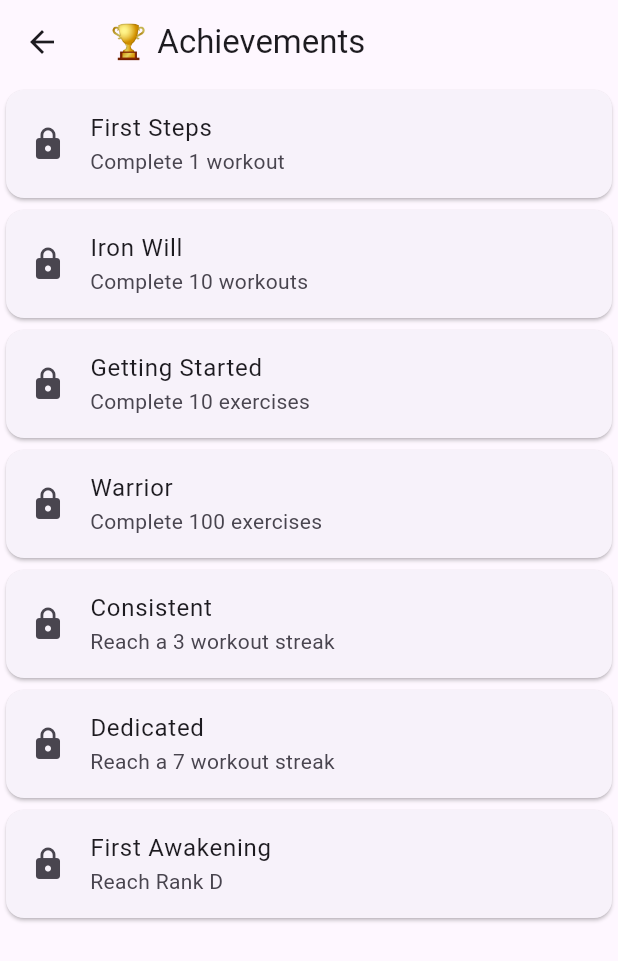
After one commit to vraj24713-sketch/system-awakening, a Flutter app: the screen it shows after launch, after a tap on the "emoji events" icon, on a phone screen of 412 x 824 dp. The commit adds this screen. Shown: the top 961 px of the screen. Run offline on Flutter 3.47's test engine with Material 3 defaults, Android fonts, the phone set to English and light mode, and no system bars; our stand-ins replace flutter_riverpod, shared_preferences.

Commit message:
Added achievements system

```diff
--- /dev/null
+++ b/lib/models/achievement.dart
@@ -0,0 +1,11 @@
+class Achievement {
+  final String title;
+  final String description;
+  final bool unlocked;
+
+  Achievement({
+    required this.title,
+    required this.description,
+    required this.unlocked,
+  });
+}
--- a/lib/providers/xp_provider.dart
+++ b/lib/providers/xp_provider.dart
@@ -1,7 +1,15 @@
 import 'package:flutter_riverpod/flutter_riverpod.dart';
+
+import '../services/save_service.dart';
 
 final xpProvider = StateProvider<int>((ref) {
   return 0;
+});
+
+final xpLoaderProvider = FutureProvider<void>((ref) async {
+  final xp = await SaveService.loadXp();
+
+  ref.read(xpProvider.notifier).state = xp;
 });
 
 const rankThresholds = {
--- /dev/null
+++ b/lib/screens/achievement_screen.dart
@@ -0,0 +1,72 @@
+import 'package:flutter/material.dart';
+import 'package:flutter_riverpod/flutter_riverpod.dart';
+
+import '../providers/stats_provider.dart';
+import '../providers/streak_provider.dart';
+import '../providers/xp_provider.dart';
+
+import '../services/achievement_service.dart';
+
+class AchievementScreen extends ConsumerWidget {
+  const AchievementScreen({super.key});
+
+  @override
+  Widget build(BuildContext context, WidgetRef ref) {
+    final xp = ref.watch(xpProvider);
+
+    final workoutsAsync = ref.watch(workoutsCompletedProvider);
+
+    final exercisesAsync = ref.watch(exercisesCompletedProvider);
+
+    final streakAsync = ref.watch(streakProvider);
+
+    return Scaffold(
+      appBar: AppBar(title: const Text('🏆 Achievements')),
+      body: workoutsAsync.when(
+        data: (workouts) {
+          return exercisesAsync.when(
+            data: (exercises) {
+              return streakAsync.when(
+                data: (streak) {
+                  final rank = getRank(xp);
+
+                  final achievements = AchievementService.getAchievements(
+                    workouts: workouts,
+                    exercises: exercises,
+                    streak: streak,
+                    rank: rank,
+                  );
+
+                  return ListView.builder(
+                    itemCount: achievements.length,
+                    itemBuilder: (context, index) {
+                      final achievement = achievements[index];
+
+                      return Card(
+                        child: ListTile(
+                          leading: Icon(
+                            achievement.unlocked
+                                ? Icons.emoji_events
+                                : Icons.lock,
+                          ),
+                          title: Text(achievement.title),
+                          subtitle: Text(achievement.description),
+                        ),
+                      );
+                    },
+                  );
+                },
+                loading: () => const CircularProgressIndicator(),
+                error: (_, __) => const Text('Error'),
+              );
+            },
+            loading: () => const CircularProgressIndicator(),
+            error: (_, __) => const Text('Error'),
+          );
+        },
+        loading: () => const CircularProgressIndicator(),
+        error: (_, __) => const Text('Error'),
+      ),
+    );
+  }
+}
--- a/lib/screens/home_screen.dart
+++ b/lib/screens/home_screen.dart
@@ -15,11 +15,15 @@ import 'profile_screen.dart';
 
 import 'analysis_screen.dart';
 
+import 'achievement_screen.dart';
+
 class HomeScreen extends ConsumerWidget {
   const HomeScreen({super.key});
 
   @override
   Widget build(BuildContext context, WidgetRef ref) {
+    ref.watch(xpLoaderProvider);
+
     final selectedDay = ref.watch(selectedDayProvider);
     final xp = ref.watch(xpProvider);
     final streakAsync = ref.watch(streakProvider);
@@ -31,6 +35,16 @@ class HomeScreen extends ConsumerWidget {
       appBar: AppBar(
         title: const Text('System Awakening'),
         actions: [
+          IconButton(
+            icon: const Icon(Icons.emoji_events),
+            onPressed: () {
+              Navigator.push(
+                context,
+                MaterialPageRoute(builder: (_) => const AchievementScreen()),
+              );
+            },
+          ),
+
           IconButton(
             icon: const Icon(Icons.person),
             onPressed: () {
--- /dev/null
+++ b/lib/services/achievement_service.dart
@@ -0,0 +1,54 @@
+import '../models/achievement.dart';
+
+class AchievementService {
+  static List<Achievement> getAchievements({
+    required int workouts,
+    required int exercises,
+    required int streak,
+    required String rank,
+  }) {
+    return [
+      Achievement(
+        title: 'First Steps',
+        description: 'Complete 1 workout',
+        unlocked: workouts >= 1,
+      ),
+
+      Achievement(
+        title: 'Iron Will',
+        description: 'Complete 10 workouts',
+        unlocked: workouts >= 10,
+      ),
+
+      Achievement(
+        title: 'Getting Started',
+        description: 'Complete 10 exercises',
+        unlocked: exercises >= 10,
+      ),
+
+      Achievement(
+        title: 'Warrior',
+        description: 'Complete 100 exercises',
+        unlocked: exercises >= 100,
+      ),
+
+      Achievement(
+        title: 'Consistent',
+        description: 'Reach a 3 workout streak',
+        unlocked: streak >= 3,
+      ),
+
+      Achievement(
+        title: 'Dedicated',
+        description: 'Reach a 7 workout streak',
+        unlocked: streak >= 7,
+      ),
+
+      Achievement(
+        title: 'First Awakening',
+        description: 'Reach Rank D',
+        unlocked: rank != 'E',
+      ),
+    ];
+  }
+}
```
